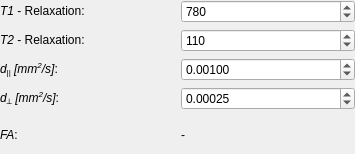
The window that Plugins/org.mitk.gui.qt.diffusionimaging.fiberfox/src/QmitkZeppelinModelParametersWidgetControls.ui (MITK/MITK) describes before a commit, drawn with Qt 5.
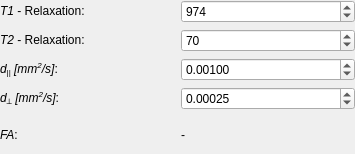
The same window after the commit.

Patch:
```diff
--- a/Plugins/org.mitk.gui.qt.diffusionimaging.fiberfox/src/QmitkZeppelinModelParametersWidgetControls.ui
+++ b/Plugins/org.mitk.gui.qt.diffusionimaging.fiberfox/src/QmitkZeppelinModelParametersWidgetControls.ui
@@ -55,7 +55,7 @@
       <number>999999999</number>
      </property>
      <property name="value">
-      <number>110</number>
+      <number>70</number>
      </property>
     </widget>
    </item>
@@ -137,7 +137,7 @@
       <number>999999999</number>
      </property>
      <property name="value">
-      <number>780</number>
+      <number>974</number>
      </property>
     </widget>
    </item>
```
